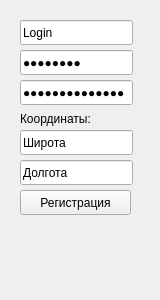
Above: regscreen.ui from ThirdOfPM/shake-it before the change. Below: the same form after it.
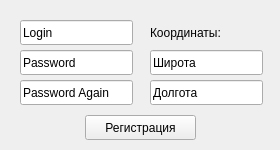
That is the form after the change.

Diff of the .ui file:
```diff
--- a/regscreen.ui
+++ b/regscreen.ui
@@ -6,20 +6,20 @@
    <rect>
     <x>0</x>
     <y>0</y>
-    <width>160</width>
-    <height>300</height>
+    <width>280</width>
+    <height>150</height>
    </rect>
   </property>
   <property name="minimumSize">
    <size>
-    <width>160</width>
-    <height>300</height>
+    <width>280</width>
+    <height>150</height>
    </size>
   </property>
   <property name="maximumSize">
    <size>
-    <width>160</width>
-    <height>300</height>
+    <width>280</width>
+    <height>150</height>
    </size>
   </property>
   <property name="windowTitle">
@@ -51,7 +51,7 @@
     <string>Password</string>
    </property>
    <property name="echoMode">
-    <enum>QLineEdit::Password</enum>
+    <enum>QLineEdit::Normal</enum>
    </property>
   </widget>
   <widget class="QLineEdit" name="lineEdit_3">
@@ -67,16 +67,16 @@
     <string>Password Again</string>
    </property>
    <property name="echoMode">
-    <enum>QLineEdit::Password</enum>
+    <enum>QLineEdit::Normal</enum>
    </property>
   </widget>
   <widget class="QLabel" name="label">
    <property name="geometry">
     <rect>
-     <x>20</x>
-     <y>110</y>
+     <x>150</x>
+     <y>20</y>
      <width>101</width>
-     <height>17</height>
+     <height>25</height>
     </rect>
    </property>
    <property name="text">
@@ -86,8 +86,8 @@
   <widget class="QLineEdit" name="lineEdit_4">
    <property name="geometry">
     <rect>
-     <x>20</x>
-     <y>130</y>
+     <x>150</x>
+     <y>50</y>
      <width>113</width>
      <height>25</height>
     </rect>
@@ -99,8 +99,8 @@
   <widget class="QLineEdit" name="lineEdit_5">
    <property name="geometry">
     <rect>
-     <x>20</x>
-     <y>160</y>
+     <x>150</x>
+     <y>80</y>
      <width>113</width>
      <height>25</height>
     </rect>
@@ -112,8 +112,8 @@
   <widget class="QPushButton" name="pushButton">
    <property name="geometry">
     <rect>
-     <x>20</x>
-     <y>190</y>
+     <x>85</x>
+     <y>115</y>
      <width>111</width>
      <height>25</height>
     </rect>
```
Left out of the diff: 2 changed lines with no effect on the pictures.
